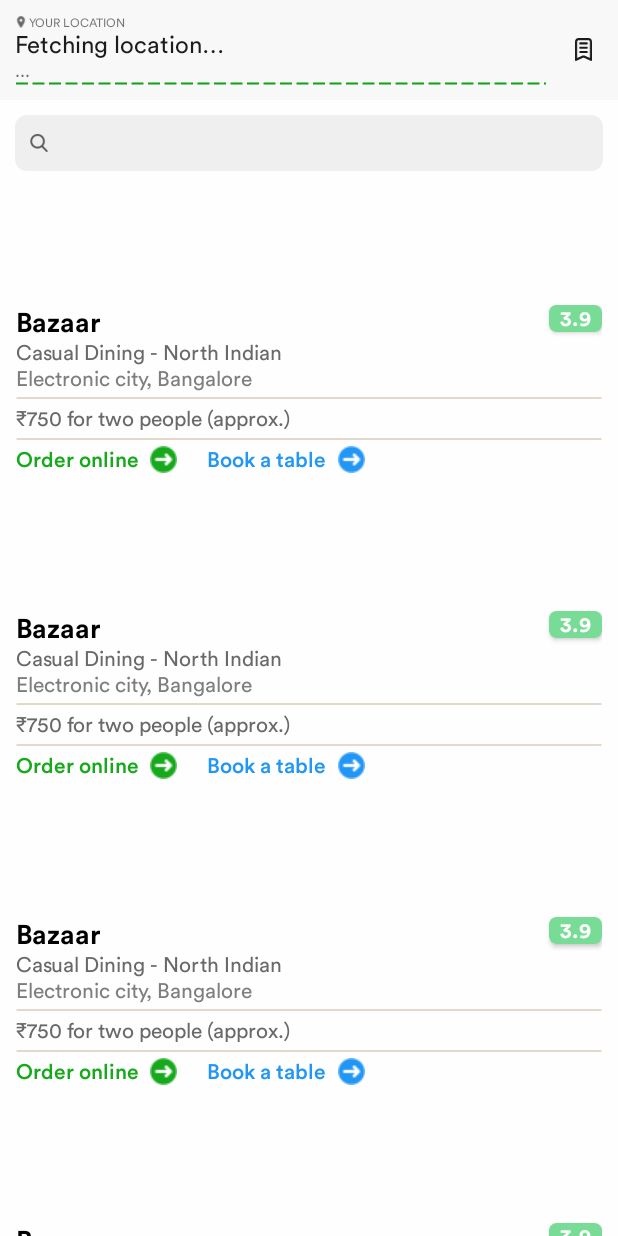
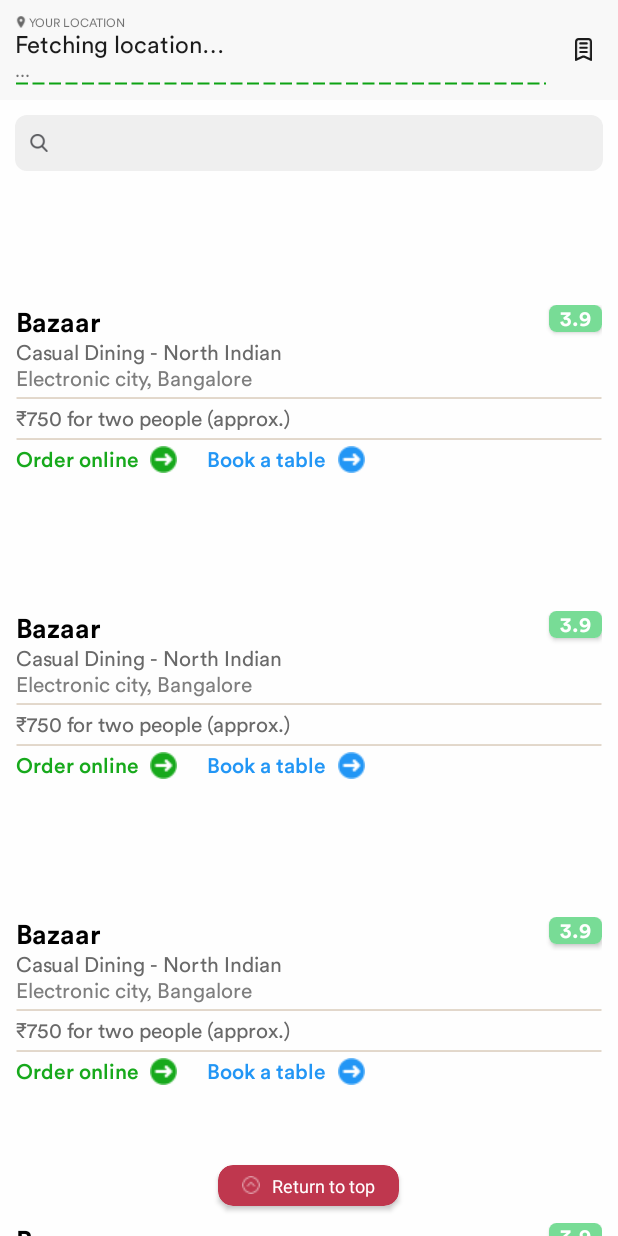
Before and after one commit to skymansandy/foodieHubAndroid, an Android app: the layout activity_home.xml on its own in the app's theme, with its tools: preview values and no code run, on a phone screen of 412 x 824 dp. Run offline under Robolectric (Android 15) with nearby library versions, the phone set to English and light mode, and no system bars.

Commit message:
Return to top button

```diff
--- a/app/src/main/java/in/codeshuffle/foodiehub/ui/base/BaseActivity.java
+++ b/app/src/main/java/in/codeshuffle/foodiehub/ui/base/BaseActivity.java
@@ -62,7 +62,7 @@ public abstract class BaseActivity extends AppCompatActivity implements MvpView,
     public void showRestaurants() {
     }
 
-    public void fetchCurrentLocation() {
+    public void showRestaurantsNearMe() {
         if (NetworkUtils.isNetworkConnected(this)) {
             if (NetworkUtils.isLocationPermissionsGiven(this)) {
                 startLocationService();
--- a/app/src/main/res/layout/activity_home.xml
+++ b/app/src/main/res/layout/activity_home.xml
@@ -31,13 +31,13 @@
 
             <!--Shimmer layout TODO-->
             <include
-                android:id="@+id/homeShimmer"
-                layout="@layout/shimmer_home"
+                android:id="@+id/shimmer"
+                layout="@layout/shimmer_home_page"
                 android:visibility="visible"
                 tools:visibility="gone" />
 
             <!--Content-->
-            <LinearLayout
+            <RelativeLayout
                 android:id="@+id/contentLayout"
                 android:layout_width="match_parent"
                 android:layout_height="match_parent"
@@ -53,7 +53,35 @@
                         tools:listitem="@layout/item_restaurant" />
 
 
-            </LinearLayout>
+                <androidx.cardview.widget.CardView
+                    android:id="@+id/button_return_to_top"
+                    android:layout_width="wrap_content"
+                    android:layout_height="wrap_content"
+                    android:layout_alignParentBottom="true"
+                    android:layout_centerHorizontal="true"
+                    android:layout_marginBottom="20dp"
+                    android:visibility="gone"
+                    app:cardBackgroundColor="@color/colorPrimary"
+                    app:cardCornerRadius="10dp"
+                    tools:visibility="visible">
+
+                    <TextView
+                        android:layout_width="wrap_content"
+                        android:layout_height="wrap_content"
+                        android:layout_gravity="center_horizontal"
+                        android:drawableStart="@drawable/ic_up_arrow"
+                        android:drawablePadding="8dp"
+                        android:gravity="center"
+                        android:paddingStart="16dp"
+                        android:paddingTop="5dp"
+                        android:paddingEnd="16dp"
+                        android:paddingBottom="5dp"
+                        android:text="@string/return_to_top"
+                        android:textColor="@color/white"
+                        android:textSize="12sp" />
+                </androidx.cardview.widget.CardView>
+
+            </RelativeLayout>
 
             <LinearLayout
                 android:id="@+id/nothingFound"
--- a/app/src/main/res/values/strings.xml
+++ b/app/src/main/res/values/strings.xml
@@ -70,4 +70,5 @@
     <string name="cancel">Cancel</string>
     <string name="showing_restaurants_over_the_world">Showing restaurants around the world</string>
     <string name="showing_restaurants_around_you">Showing restaurants around you</string>
+    <string name="return_to_top">Return to top</string>
 </resources>
```
Also changed, not shown: app/src/main/java/in/codeshuffle/foodiehub/ui/home/HomeActivity.java (+29 -5 lines), app/src/main/res/drawable/ic_up_arrow.png (added), app/src/main/res/layout/shimmer_home_page.xml (renamed from app/src/main/res/layout/shimmer_home.xml).
